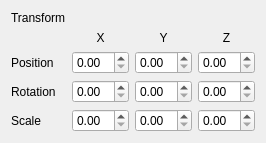
The window that Project_1_QT/transform.ui (QTGuys/Project_1_QT) describes before a commit, drawn with Qt 5.
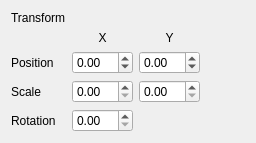
The same window after the commit.

Commit message: link between transform and ui

```diff
--- a/Project_1_QT/transform.ui
+++ b/Project_1_QT/transform.ui
@@ -7,38 +7,15 @@
     <x>0</x>
     <y>0</y>
     <width>256</width>
-    <height>121</height>
+    <height>143</height>
    </rect>
   </property>
   <property name="windowTitle">
    <string>Form</string>
   </property>
   <layout class="QGridLayout" name="gridLayout">
-   <item row="2" column="1">
-    <widget class="QDoubleSpinBox" name="doubleSpinBox"/>
-   </item>
-   <item row="3" column="3">
-    <widget class="QDoubleSpinBox" name="doubleSpinBox_6"/>
-   </item>
    <item row="4" column="2">
-    <widget class="QDoubleSpinBox" name="doubleSpinBox_8"/>
-   </item>
-   <item row="2" column="0">
-    <widget class="QLabel" name="label">
-     <property name="text">
-      <string>Position</string>
-     </property>
-    </widget>
-   </item>
-   <item row="2" column="3">
-    <widget class="QDoubleSpinBox" name="doubleSpinBox_3"/>
-   </item>
-   <item row="0" column="0">
-    <widget class="QLabel" name="label_4">
-     <property name="text">
-      <string>Transform</string>
-     </property>
-    </widget>
+    <widget class="QDoubleSpinBox" name="scaleY"/>
    </item>
    <item row="4" column="0">
     <widget class="QLabel" name="label_2">
@@ -48,9 +25,13 @@
     </widget>
    </item>
    <item row="2" column="2">
-    <widget class="QDoubleSpinBox" name="doubleSpinBox_2"/>
+    <widget class="QDoubleSpinBox" name="posY">
+     <property name="minimum">
+      <double>-99.000000000000000</double>
+     </property>
+    </widget>
    </item>
-   <item row="4" column="4">
+   <item row="4" column="3">
     <spacer name="horizontalSpacer">
      <property name="orientation">
       <enum>Qt::Horizontal</enum>
@@ -63,17 +44,24 @@
      </property>
     </spacer>
    </item>
-   <item row="1" column="1">
-    <widget class="QLabel" name="label_5">
+   <item row="1" column="2">
+    <widget class="QLabel" name="label_6">
      <property name="text">
-      <string>X</string>
+      <string>Y</string>
      </property>
      <property name="alignment">
       <set>Qt::AlignCenter</set>
      </property>
     </widget>
    </item>
-   <item row="5" column="1">
+   <item row="2" column="1">
+    <widget class="QDoubleSpinBox" name="posX">
+     <property name="minimum">
+      <double>-99.000000000000000</double>
+     </property>
+    </widget>
+   </item>
+   <item row="6" column="1">
     <spacer name="verticalSpacer">
      <property name="orientation">
       <enum>Qt::Vertical</enum>
@@ -86,45 +74,47 @@
      </property>
     </spacer>
    </item>
-   <item row="3" column="1">
-    <widget class="QDoubleSpinBox" name="doubleSpinBox_4"/>
+   <item row="4" column="1">
+    <widget class="QDoubleSpinBox" name="scaleX">
+     <property name="minimum">
+      <double>0.000000000000000</double>
+     </property>
+    </widget>
    </item>
-   <item row="3" column="0">
+   <item row="0" column="0">
+    <widget class="QLabel" name="label_4">
+     <property name="text">
+      <string>Transform</string>
+     </property>
+    </widget>
+   </item>
+   <item row="1" column="1">
+    <widget class="QLabel" name="label_5">
+     <property name="text">
+      <string>X</string>
+     </property>
+     <property name="alignment">
+      <set>Qt::AlignCenter</set>
+     </property>
+    </widget>
+   </item>
+   <item row="2" column="0">
+    <widget class="QLabel" name="label">
+     <property name="text">
+      <string>Position</string>
+     </property>
+    </widget>
+   </item>
+   <item row="5" column="1">
+    <widget class="QDoubleSpinBox" name="rotation"/>
+   </item>
+   <item row="5" column="0">
     <widget class="QLabel" name="label_3">
      <property name="text">
       <string>Rotation</string>
      </property>
     </widget>
    </item>
-   <item row="3" column="2">
-    <widget class="QDoubleSpinBox" name="doubleSpinBox_5"/>
-   </item>
-   <item row="4" column="3">
-    <widget class="QDoubleSpinBox" name="doubleSpinBox_9"/>
-   </item>
-   <item row="1" column="3">
-    <widget class="QLabel" name="label_7">
-     <property name="text">
-      <string>Z</string>
-     </property>
-     <property name="alignment">
-      <set>Qt::AlignCenter</set>
-     </property>
-    </widget>
-   </item>
-   <item row="4" column="1">
-    <widget class="QDoubleSpinBox" name="doubleSpinBox_7"/>
-   </item>
-   <item row="1" column="2">
-    <widget class="QLabel" name="label_6">
-     <property name="text">
-      <string>Y</string>
-     </property>
-     <property name="alignment">
-      <set>Qt::AlignCenter</set>
-     </property>
-    </widget>
-   </item>
   </layout>
  </widget>
  <resources/>
```
The commit also changes 8 other files.
